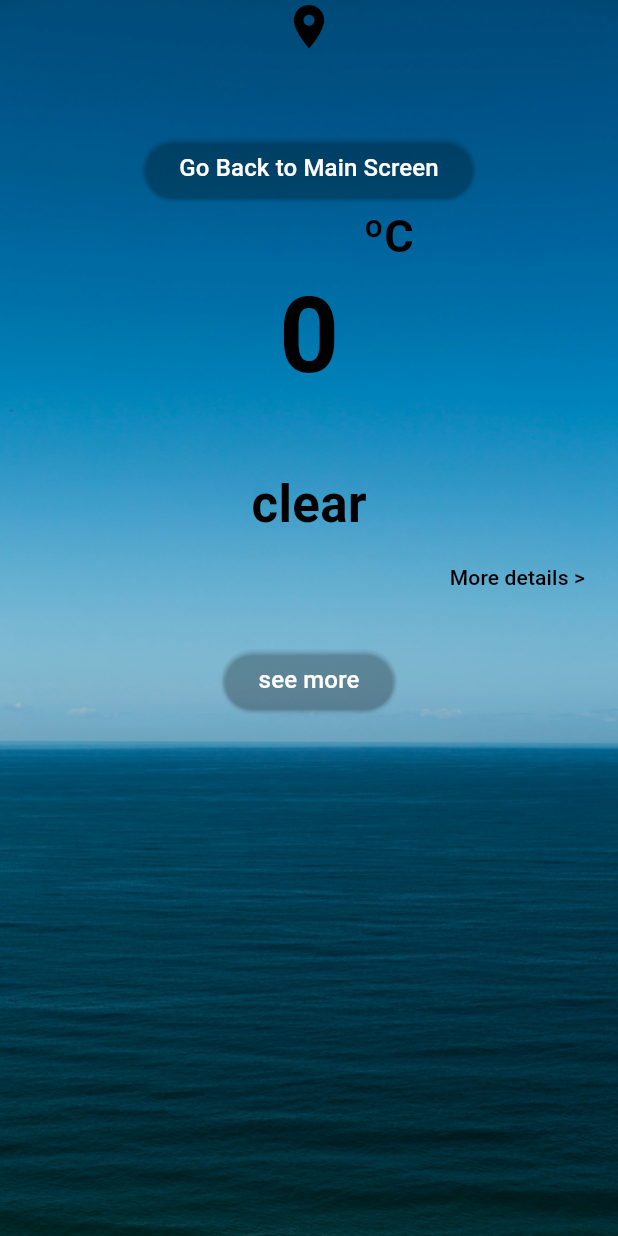
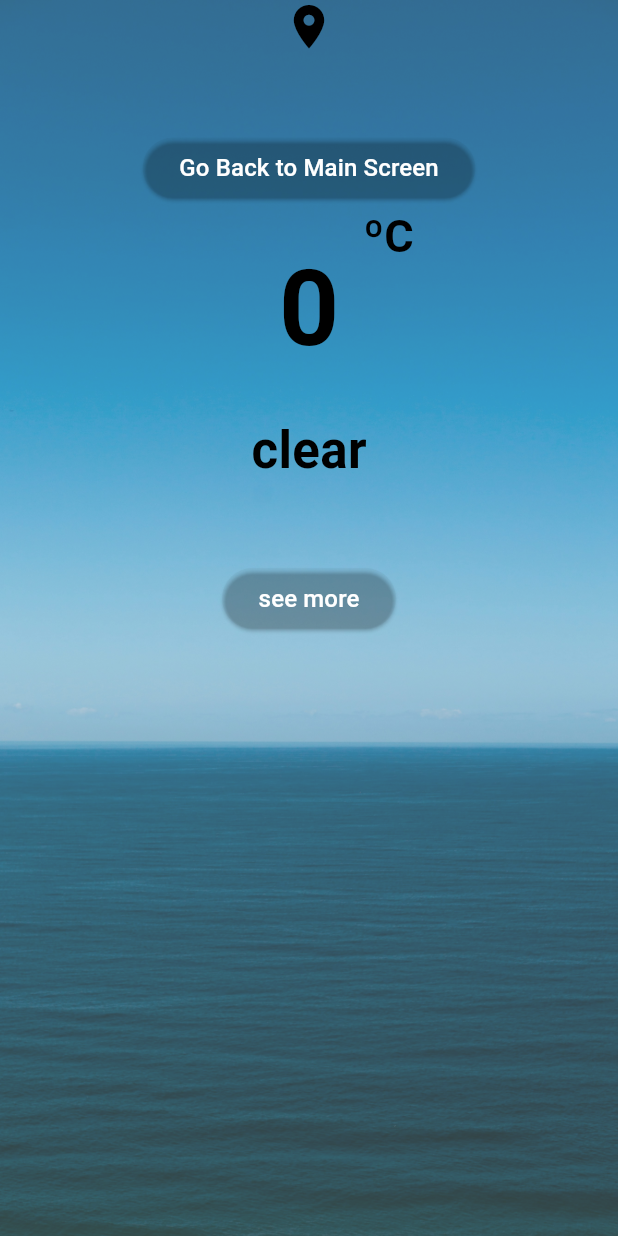
Before and after one commit to ruxmur/weather_app, a Flutter app: the SelectedCityScreen screen opened directly with empty values, on a phone screen of 412 x 824 dp. Run offline on Flutter 3.47's test engine with Material 3 defaults, Android fonts, the phone set to English and light mode, and no system bars; our stand-ins replace carousel_slider, fl_chart, timezone; network calls fail.

Commit message:
Code style improvements.

```diff
--- a/lib/features/location/presentation/widgets/current_temp_display.dart
+++ b/lib/features/location/presentation/widgets/current_temp_display.dart
@@ -5,10 +5,9 @@ import '../../../../styles/styles.dart';
 Widget buildCurrentTemperatureSection(double currentTemperature) {
   return SizedBox(
     width: 140,
-    height: 176,
+    height: 140,
     child: Stack(
       children: [
-        // if (state.days.isNotEmpty)
         Align(
           alignment: Alignment.center,
           child: Text(
--- a/lib/features/location/presentation/widgets/more_details_button.dart
+++ /dev/null
@@ -1,18 +0,0 @@
-import 'package:flutter/material.dart';
-
-Widget buildMoreDetailsButton() {
-  return Align(
-    alignment: Alignment.bottomRight,
-    child: Padding(
-      padding: EdgeInsets.only(right: 10),
-      child: TextButton(
-        style: TextButton.styleFrom(overlayColor: Colors.black),
-        onPressed: () {},
-        child: const Text(
-          'More details >',
-          style: TextStyle(color: Colors.black),
-        ),
-      ),
-    ),
-  );
-}
--- a/lib/features/location/selected_city_screen.dart
+++ b/lib/features/location/selected_city_screen.dart
@@ -5,7 +5,6 @@ import 'package:weather_application/features/location/presentation/widgets/curre
 import 'package:weather_application/features/location/presentation/widgets/forecast_button.dart';
 import 'package:weather_application/features/location/presentation/widgets/location_button.dart';
 import 'package:weather_application/features/location/presentation/widgets/location_section.dart';
-import 'package:weather_application/features/location/presentation/widgets/more_details_button.dart';
 import 'package:weather_application/features/location/presentation/widgets/weather_forecast_list.dart';
 import 'presentation/widgets/weather_condition.dart';
 import '../../../core/utils/weather_utils.dart';
@@ -29,6 +28,10 @@ class SelectedCityScreen extends StatelessWidget {
               ),
             ),
             fit: BoxFit.cover,
+            colorFilter: ColorFilter.mode(
+              Colors.black.withOpacity(0.8),
+              BlendMode.dstATop,
+            ),
           ),
         ),
       child: SafeArea(
@@ -42,10 +45,8 @@ class SelectedCityScreen extends StatelessWidget {
               // Current Temperature Section
               buildCurrentTemperatureSection(state.currentTemperature),
               // Weather Condition
-              buildWeatherCondition(WeatherUtils.getWeatherTypeFromCode(
-                  state.currentWeatherCode)),
-              // More details button
-              buildMoreDetailsButton(),
+              buildWeatherCondition(WeatherUtils.getWeatherTypeFromCode(state.currentWeatherCode)),
+              const SizedBox(height: 30),
               // Weather Forecast List
               ...buildWeatherForecast(context, state.days),
               const SizedBox(height: 20),
```
